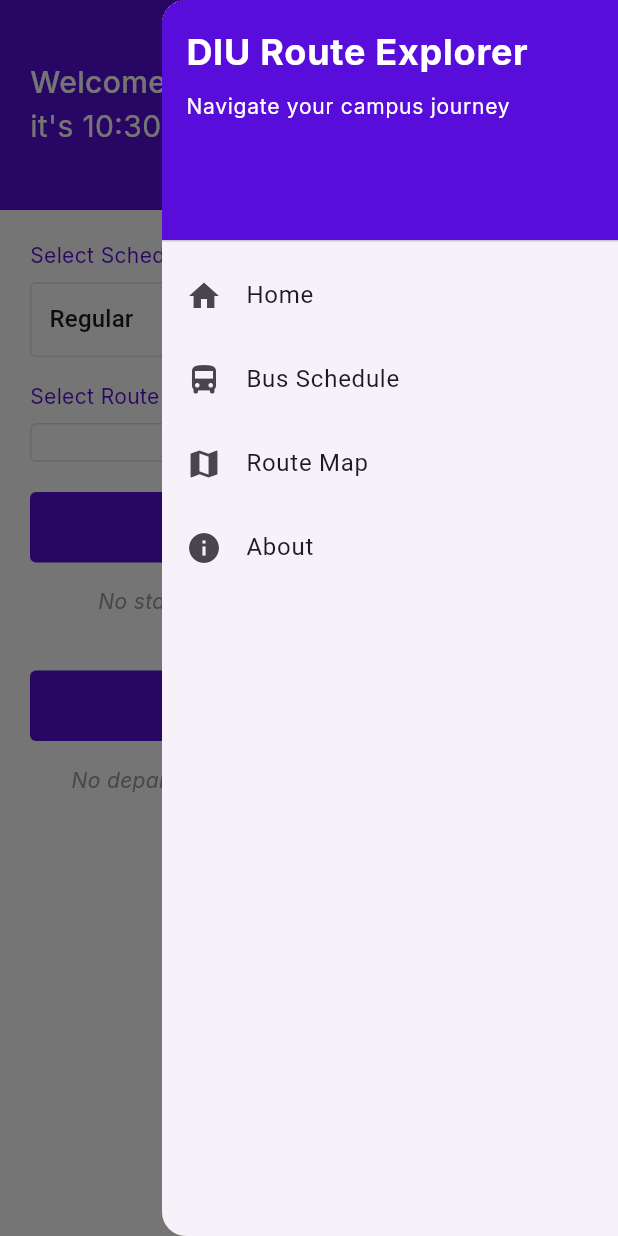
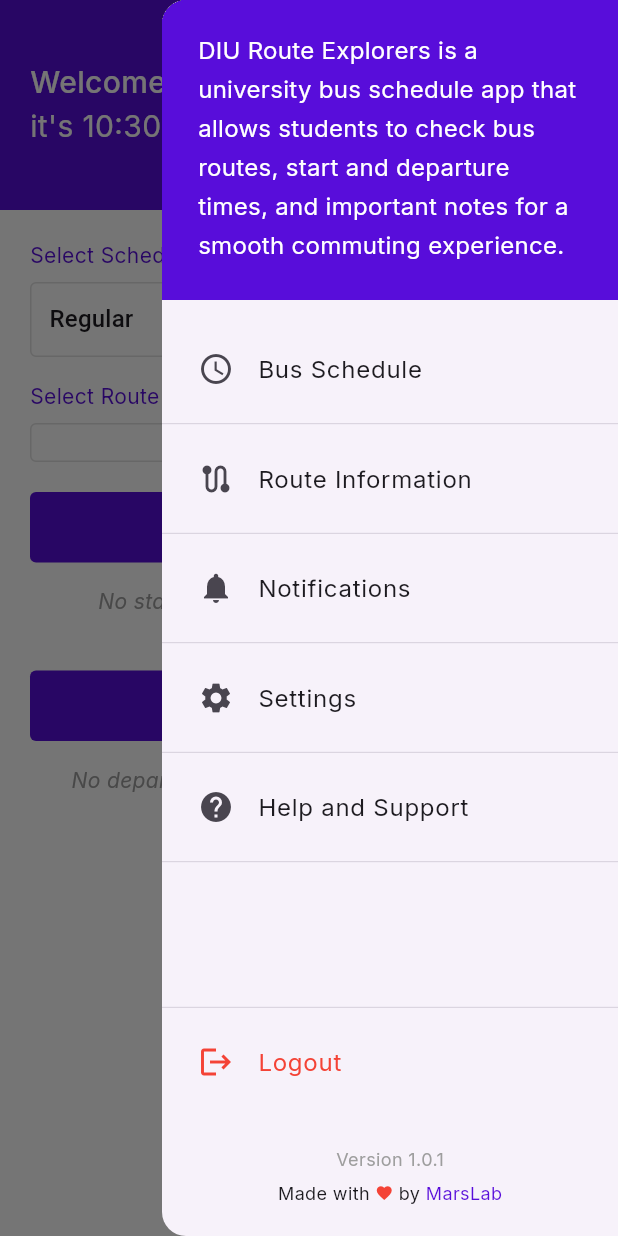
Before and after one commit to OkayAbedin/diu_route_explorer, a Flutter app: the BusScheduleScreen screen opened directly, with the side drawer open, on a phone screen of 412 x 824 dp. Run offline on Flutter 3.47's test engine with Material 3 defaults, Android fonts, the phone set to English and light mode, and no system bars; our stand-ins replace google_fonts.

Commit message:
fixed bus schedule screen sidebar

```diff
--- a/lib/screens/bus_schedule_screen.dart
+++ b/lib/screens/bus_schedule_screen.dart
@@ -550,63 +550,144 @@
     );
   }
 
-  // Implement the sidebar method
+
   Widget _buildSidebar(BuildContext context) {
     return Drawer(
-      child: ListView(
-        padding: EdgeInsets.zero,
+      child: Column(
         children: [
-          DrawerHeader(
-            decoration: BoxDecoration(color: Color.fromARGB(255, 88, 13, 218)),
-            child: Column(
-              crossAxisAlignment: CrossAxisAlignment.start,
-              children: [
-                Text(
-                  'DIU Route Explorer',
+          // Purple header with app description
+          Container(
+            width: double.infinity,
+            height: 200,
+            padding: const EdgeInsets.symmetric(horizontal: 24, vertical: 20),
+            color: const Color.fromARGB(255, 88, 13, 218),
+            child: Text(
+              'DIU Route Explorers is a university bus schedule app that allows students to check bus routes, start and departure times, and important notes for a smooth commuting experience.',
               style: GoogleFonts.inter(
                 color: Colors.white,
-                    fontSize: 24,
-                    fontWeight: FontWeight.bold,
+                fontSize: 16,
+                height: 1.6,
+                letterSpacing: 0.2,
               ),
             ),
-                SizedBox(height: 8),
-                Text(
-                  'Navigate your campus journey',
-                  style: GoogleFonts.inter(color: Colors.white, fontSize: 14),
           ),
-              ],
+
+          // Menu items with improved spacing
+          SizedBox(height: 10),
+
+          ListTile(
+            contentPadding: EdgeInsets.symmetric(horizontal: 24, vertical: 8),
+            leading: Icon(Icons.schedule),
+            title: Text('Bus Schedule', style: GoogleFonts.inter(fontSize: 16)),
+            onTap: () {
+              Navigator.pop(context);
+              Navigator.push(
+                context,
+                MaterialPageRoute(
+                  builder: (context) => BusScheduleScreen(),
                 ),
+              );
+            },
           ),
+
+          Divider(height: 1, thickness: 0.5),
+
           ListTile(
-            leading: Icon(Icons.home),
-            title: Text('Home'),
+            contentPadding: EdgeInsets.symmetric(horizontal: 24, vertical: 8),
+            leading: Icon(Icons.route),
+            title: Text(
+              'Route Information',
+              style: GoogleFonts.inter(fontSize: 16),
+            ),
+            onTap: () {
+              Navigator.pop(context);
+            },
+          ),
+
+          Divider(height: 1, thickness: 0.5),
+
+          ListTile(
+            contentPadding: EdgeInsets.symmetric(horizontal: 24, vertical: 8),
+            leading: Icon(Icons.notifications),
+            title: Text(
+              'Notifications',
+              style: GoogleFonts.inter(fontSize: 16),
+            ),
+            onTap: () {
+              Navigator.pop(context);
+            },
+          ),
+
+          Divider(height: 1, thickness: 0.5),
+
+          ListTile(
+            contentPadding: EdgeInsets.symmetric(horizontal: 24, vertical: 8),
+            leading: Icon(Icons.settings),
+            title: Text('Settings', style: GoogleFonts.inter(fontSize: 16)),
+            onTap: () {
+              Navigator.pop(context);
+            },
+          ),
+
+          Divider(height: 1, thickness: 0.5),
+
+          ListTile(
+            contentPadding: EdgeInsets.symmetric(horizontal: 24, vertical: 8),
+            leading: Icon(Icons.help),
+            title: Text(
+              'Help and Support',
+              style: GoogleFonts.inter(fontSize: 16),
+            ),
+            onTap: () {
+              Navigator.pop(context);
+            },
+          ),
+
+          Divider(height: 1, thickness: 0.5),
+
+          // Logout at the bottom with red text
+          Spacer(),
+          Divider(height: 1, thickness: 0.5),
+
+          ListTile(
+            contentPadding: EdgeInsets.symmetric(horizontal: 24, vertical: 8),
+            leading: Icon(Icons.logout, color: Colors.red),
+            title: Text(
+              'Logout',
+              style: GoogleFonts.inter(color: Colors.red, fontSize: 16),
+            ),
             onTap: () {
               Navigator.pop(context);
               Navigator.pushReplacementNamed(context, '/');
             },
           ),
-          ListTile(
-            leading: Icon(Icons.directions_bus),
-            title: Text('Bus Schedule'),
-            onTap: () {
-              Navigator.pop(context);
-            },
+          // Version and footer
+          Padding(
+            padding: const EdgeInsets.symmetric(vertical: 20.0),
+            child: Column(
+              children: [
+                Text(
+                  'Version 1.0.1',
+                  style: GoogleFonts.inter(color: Colors.grey, fontSize: 12),
                 ),
-          ListTile(
-            leading: Icon(Icons.map),
-            title: Text('Route Map'),
-            onTap: () {
-              Navigator.pop(context);
-              // Navigate to route map screen
-            },
+                SizedBox(height: 6),
+                Row(
+                  mainAxisAlignment: MainAxisAlignment.center,
+                  children: [
+                    Text("Made with ", style: GoogleFonts.inter(fontSize: 12)),
+                    Icon(Icons.favorite, color: Colors.red, size: 12),
+                    Text(" by ", style: GoogleFonts.inter(fontSize: 12)),
+                    Text(
+                      "MarsLab",
+                      style: GoogleFonts.inter(
+                        color: Color.fromARGB(255, 88, 13, 218),
+                        fontSize: 12,
                       ),
-          ListTile(
-            leading: Icon(Icons.info),
-            title: Text('About'),
-            onTap: () {
-              Navigator.pop(context);
-              // Navigate to about screen
-            },
+                    ),
+                  ],
+                ),
+              ],
+            ),
           ),
         ],
       ),
```
Lines whose indentation alone changed are shown as unchanged.
